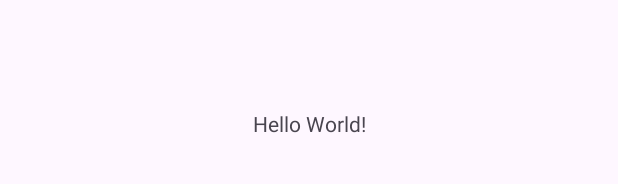
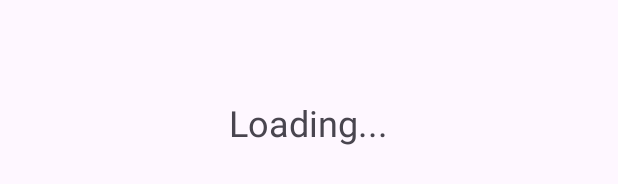
Before and after one commit to kannikag01/Flamappai, an Android app: the layout activity_main.xml on its own in the app's theme, with its tools: preview values and no code run, on a phone screen of 412 x 824 dp. Shown: the part 495-679 px from the top of the screen. Run offline under Robolectric (Android 15) with nearby library versions, the phone set to English and light mode, and no system bars.

```diff
--- a/app/src/main/res/layout/activity_main.xml
+++ b/app/src/main/res/layout/activity_main.xml
@@ -1,19 +1,15 @@
 <?xml version="1.0" encoding="utf-8"?>
-<androidx.constraintlayout.widget.ConstraintLayout xmlns:android="http://schemas.android.com/apk/res/android"
-    xmlns:app="http://schemas.android.com/apk/res-auto"
-    xmlns:tools="http://schemas.android.com/tools"
-    android:id="@+id/main"
+<LinearLayout xmlns:android="http://schemas.android.com/apk/res/android"
     android:layout_width="match_parent"
     android:layout_height="match_parent"
-    tools:context=".MainActivity">
+    android:orientation="vertical"
+    android:gravity="center">
 
     <TextView
+        android:id="@+id/sample_text"
         android:layout_width="wrap_content"
         android:layout_height="wrap_content"
-        android:text="Hello World!"
-        app:layout_constraintBottom_toBottomOf="parent"
-        app:layout_constraintEnd_toEndOf="parent"
-        app:layout_constraintStart_toStartOf="parent"
-        app:layout_constraintTop_toTopOf="parent" />
+        android:text="Loading..."
+        android:textSize="24sp" />
 
-</androidx.constraintlayout.widget.ConstraintLayout>
+</LinearLayout>
--- a/build.gradle
+++ b/build.gradle
@@ -1,4 +1,3 @@
-// Top-level build file where you can add configuration options common to all sub-projects/modules.
 plugins {
-    alias(libs.plugins.android.application) apply false
+    id 'com.android.application' version '8.6.0' apply false
 }
```
Also changed, not shown: app/build.gradle (+28 -13 lines), app/src/main/java/com/flamapp/MainActivity.java (+18 -11 lines), 4 other files.
